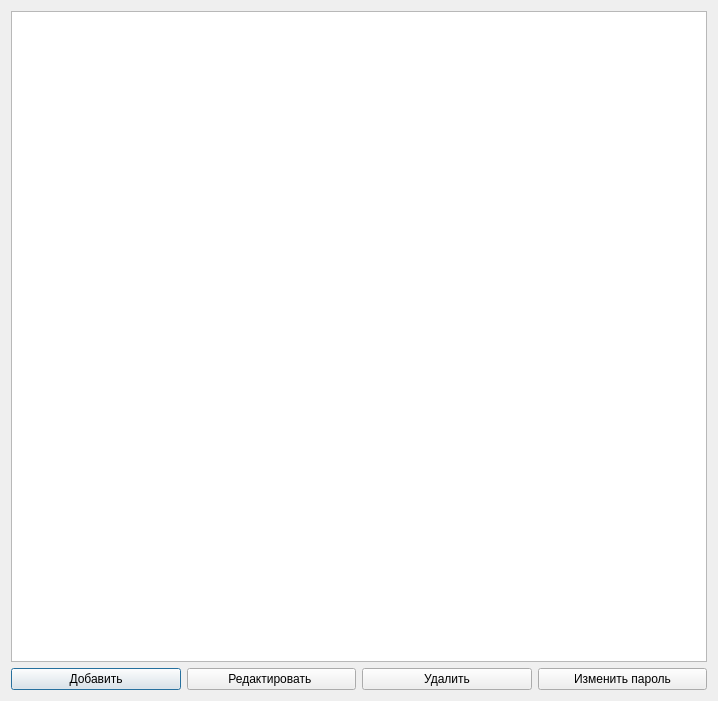
This is ARMInspectorGUI/dialog.ui in sid1980/ARMInspector as Qt 5 draws it before an edit. The edited form follows.
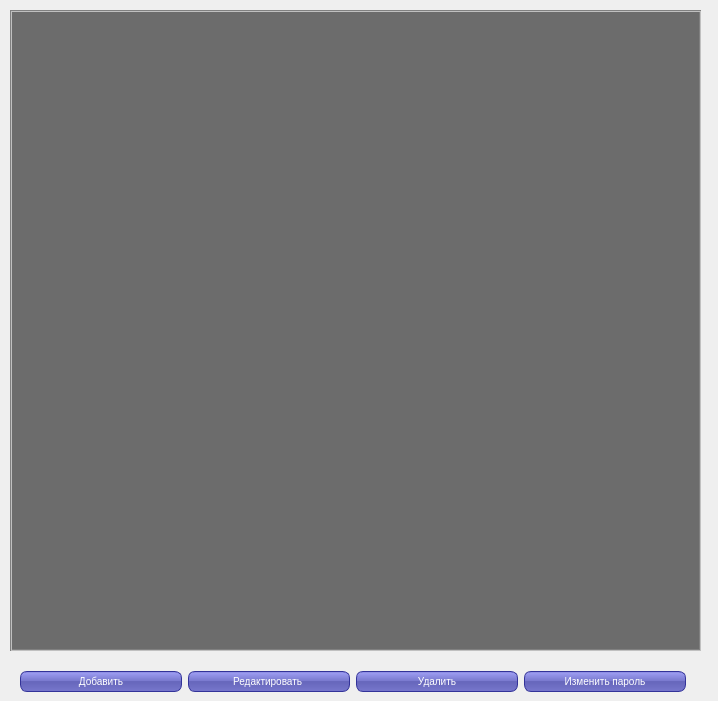
This is the edited form.

Patch:
```diff
--- a/ARMInspectorGUI/dialog.ui
+++ b/ARMInspectorGUI/dialog.ui
@@ -13,34 +13,77 @@
   <property name="windowTitle">
    <string>Список пользователей АРМ</string>
   </property>
-  <layout class="QGridLayout" name="gridLayout_2">
-   <item row="0" column="0">
+  <property name="styleSheet">
+   <string notr="true">QPushButton {
+color: white;
+background-color: QLinearGradient( x1: 0, y1: 0, x2: 0, y2: 1, stop: 0 #88d, stop: 0.1 #99e, stop: 0.49 #77c, stop: 0.5 #66b, stop: 1 #77c);
+border-width: 1px;
+border-color: #339;
+border-style: solid;
+border-radius: 7;
+padding: 3px;
+font-size: 10px;
+padding-left: 5px;
+padding-right: 5px;
+min-width: 150px;
+max-width: 150px;
+min-height: 13px;
+max-height: 13px;
+}
+QTableView {
+         Color: white; /* text color in the table */
+         Gridline-color: black; /*The inner frame color*/
+         Background-color: rgb(108, 108, 108); /* background color in the table*/
+    alternate-background-color: rgb(64, 64, 64);
+         Selection-color: white; /* The text color of the selected area*/
+         Selection-background-color: rgb(77, 77, 77); /*The background color of the selected area*/
+    border: 2px groove gray;
+    border-radius: 0px;
+    padding: 2px 4px;
+}</string>
+  </property>
+  <widget class="QTableView" name="tableView">
+   <property name="geometry">
+    <rect>
+     <x>10</x>
+     <y>10</y>
+     <width>691</width>
+     <height>641</height>
+    </rect>
+   </property>
+  </widget>
+  <widget class="QWidget" name="layoutWidget">
+   <property name="geometry">
+    <rect>
+     <x>20</x>
+     <y>670</y>
+     <width>668</width>
+     <height>23</height>
+    </rect>
+   </property>
     <layout class="QGridLayout" name="gridLayout">
-     <item row="0" column="0" colspan="4">
-      <widget class="QTableView" name="tableView"/>
-     </item>
-     <item row="1" column="0">
+    <item row="0" column="0">
       <widget class="QPushButton" name="pushButton_addUser">
        <property name="text">
         <string>Добавить</string>
        </property>
       </widget>
      </item>
-     <item row="1" column="1">
+    <item row="0" column="1">
       <widget class="QPushButton" name="pushButton_editUser">
        <property name="text">
         <string>Редактировать </string>
        </property>
       </widget>
      </item>
-     <item row="1" column="2">
+    <item row="0" column="2">
       <widget class="QPushButton" name="pushButton_deleteUser">
        <property name="text">
         <string>Удалить</string>
        </property>
       </widget>
      </item>
-     <item row="1" column="3">
+    <item row="0" column="3">
       <widget class="QPushButton" name="pushButton_changePassword">
        <property name="focusPolicy">
         <enum>Qt::NoFocus</enum>
@@ -54,8 +97,7 @@
       </widget>
      </item>
     </layout>
-   </item>
-  </layout>
+  </widget>
  </widget>
  <resources/>
  <connections/>
```
Lines whose indentation alone changed are shown as unchanged.
